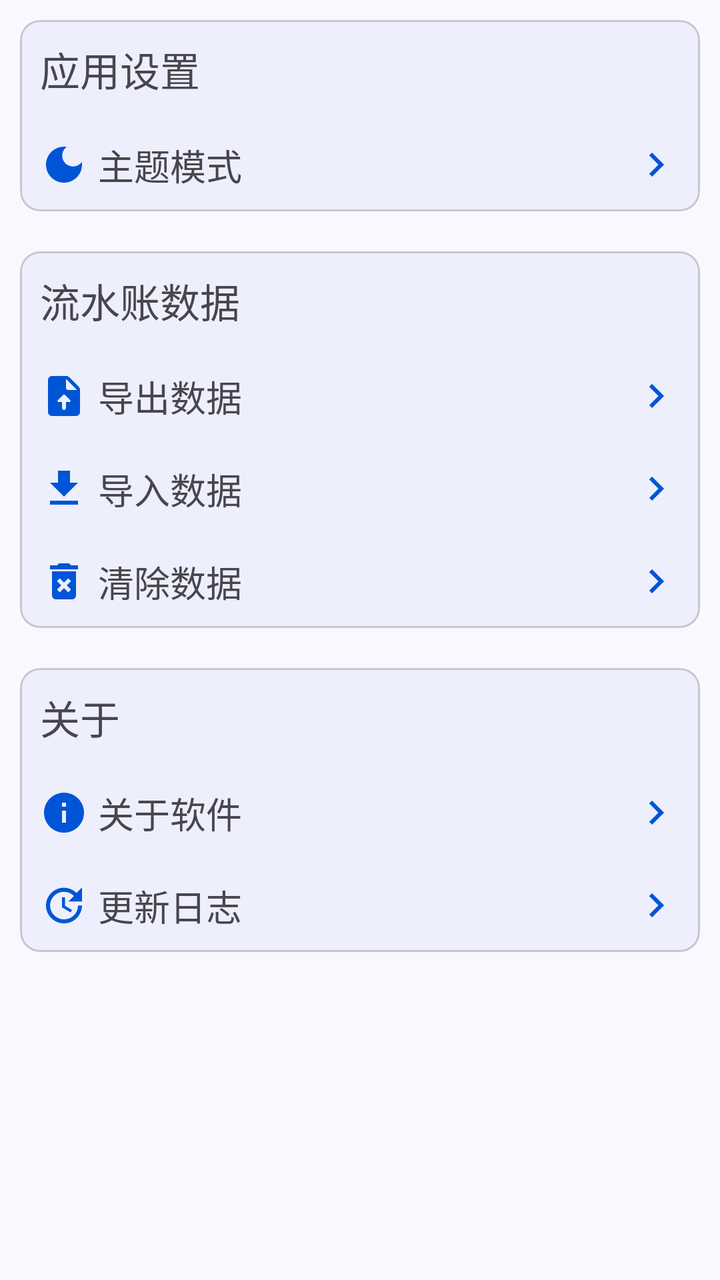
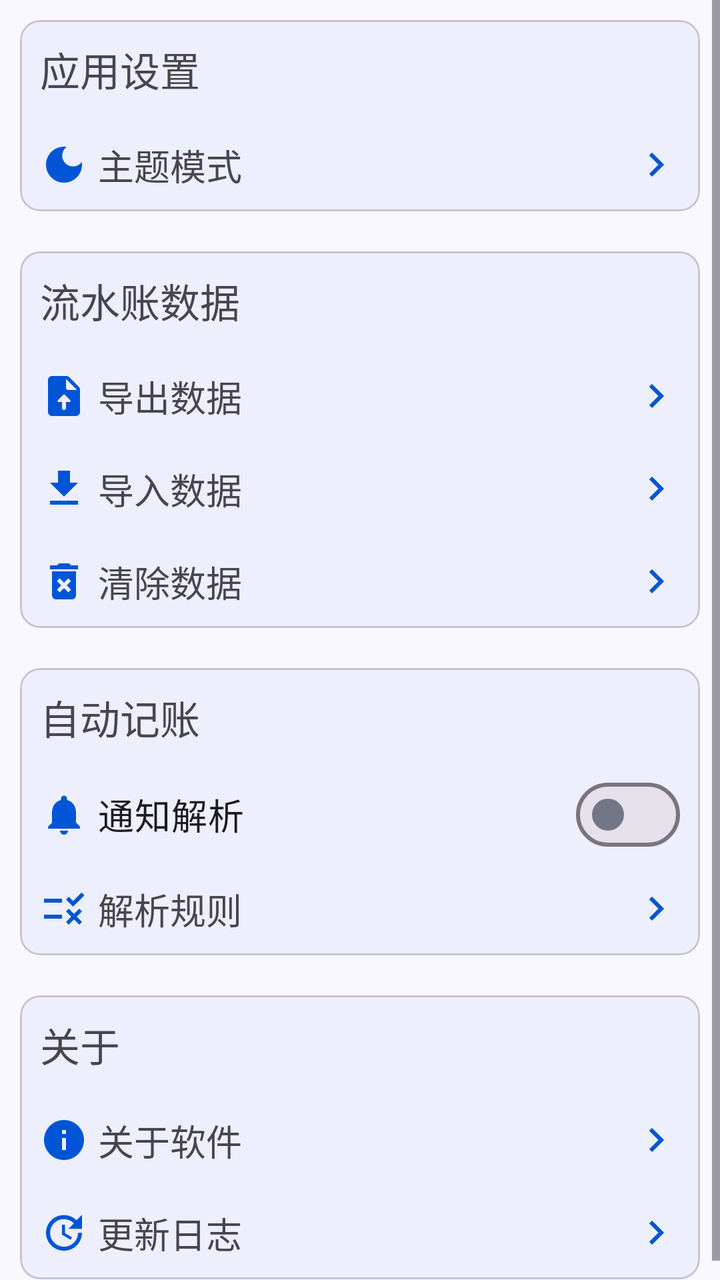

Screens rendered from an Android XML layout before and after an edit, with the pre-edit source and the edit as a unified diff.
<!-- AndroidManifest.xml: application theme Theme.ProjectManager -->
<!-- res/layout/fragment_setting.xml -->
<?xml version="1.0" encoding="utf-8"?>
<ScrollView xmlns:android="http://schemas.android.com/apk/res/android"
    xmlns:tools="http://schemas.android.com/tools"
    android:id="@+id/mine_fragment"
    style="@style/PageStyle"
    android:layout_width="match_parent"
    android:layout_height="match_parent"
    android:orientation="vertical"
    tools:context=".ui.setting.SettingFragment">

    <LinearLayout
        android:layout_width="match_parent"
        android:layout_height="wrap_content"
        android:orientation="vertical">

        <com.google.android.material.card.MaterialCardView
            style="@style/ContentCardStyle"
            android:layout_width="match_parent"
            android:layout_height="wrap_content">

            <LinearLayout
                android:layout_width="match_parent"
                android:layout_height="match_parent"
                android:orientation="vertical">

                <com.google.android.material.textview.MaterialTextView
                    style="@style/LabelTextViewStyle"
                    android:layout_width="wrap_content"
                    android:layout_height="wrap_content"
                    android:text="@string/setting" />

                
                <com.google.android.material.textview.MaterialTextView
                    android:id="@+id/setting_theme_mode"
                    style="@style/SubSettingCardStyle"
                    android:layout_width="match_parent"
                    android:layout_height="wrap_content"
                    android:drawableStart="@drawable/baseline_dark_mode_24"
                    android:text="@string/theme_mode" />

            </LinearLayout>
        </com.google.android.material.card.MaterialCardView>

        <com.google.android.material.card.MaterialCardView
            style="@style/ContentCardStyle"
            android:layout_width="match_parent"
            android:layout_height="wrap_content">

            <LinearLayout
                android:layout_width="match_parent"
                android:layout_height="wrap_content"
                android:orientation="vertical">

                <com.google.android.material.textview.MaterialTextView
                    style="@style/LabelTextViewStyle"
                    android:layout_width="wrap_content"
                    android:layout_height="wrap_content"
                    android:text="@string/running_account_data" />

                <com.google.android.material.textview.MaterialTextView
                    android:id="@+id/setting_export_running_account"
                    style="@style/SubSettingCardStyle"
                    android:layout_width="match_parent"
                    android:layout_height="wrap_content"
                    android:drawableStart="@drawable/round_export_data_24"
                    android:text="@string/export_data" />

                <com.google.android.material.textview.MaterialTextView
                    android:id="@+id/setting_import_running_account"
                    style="@style/SubSettingCardStyle"
                    android:layout_width="match_parent"
                    android:layout_height="wrap_content"
                    android:drawableStart="@drawable/baseline_import_data_24"
                    android:text="@string/import_data" />

                <com.google.android.material.textview.MaterialTextView
                    android:id="@+id/setting_clear_running_account"
                    style="@style/SubSettingCardStyle"
                    android:layout_width="match_parent"
                    android:layout_height="wrap_content"
                    android:drawableStart="@drawable/baseline_delete_forever_24"
                    android:text="@string/clear_data" />
            </LinearLayout>
        </com.google.android.material.card.MaterialCardView>

        <com.google.android.material.card.MaterialCardView
            style="@style/ContentCardStyle"
            android:layout_width="match_parent"
            android:layout_height="wrap_content">

            <LinearLayout
                android:layout_width="match_parent"
                android:layout_height="match_parent"
                android:orientation="vertical">

                <com.google.android.material.textview.MaterialTextView
                    style="@style/LabelTextViewStyle"
                    android:layout_width="wrap_content"
                    android:layout_height="wrap_content"
                    android:text="@string/about" />

                
                <com.google.android.material.textview.MaterialTextView
                    android:id="@+id/setting_about"
                    style="@style/SubSettingCardStyle"
                    android:layout_width="match_parent"
                    android:layout_height="wrap_content"
                    android:drawableStart="@drawable/baseline_info_24"
                    android:text="@string/about_software" />

                <com.google.android.material.textview.MaterialTextView
                    android:id="@+id/setting_update_log"
                    style="@style/SubSettingCardStyle"
                    android:layout_width="match_parent"
                    android:layout_height="wrap_content"
                    android:drawableStart="@drawable/baseline_update_24"
                    android:text="@string/update_log" />
            </LinearLayout>
        </com.google.android.material.card.MaterialCardView>
    </LinearLayout>
</ScrollView>
<!-- resources referenced by this layout -->
<resources>
  <string name="about">关于</string>
  <string name="about_software">关于软件</string>
  <string name="clear_data">清除数据</string>
  <string name="export_data">导出数据</string>
  <string name="import_data">导入数据</string>
  <string name="running_account_data">流水账数据</string>
  <string name="setting">应用设置</string>
  <string name="theme_mode">主题模式</string>
  <string name="update_log">更新日志</string>
  <style name="ContentCardStyle">
          <item name="cardBackgroundColor">@color/card_background</item>
          <item name="cardCornerRadius">10dp</item>
          <item name="android:layout_margin">10dp</item>
      </style>
  <style name="LabelTextViewStyle">
          <item name="android:paddingStart">10dp</item>
          <item name="android:paddingEnd">10dp</item>
          <item name="android:paddingTop">10dp</item>
          <item name="android:paddingBottom">10dp</item>
          <item name="android:textSize">20sp</item>
      </style>
  <style name="PageStyle">
          <item name="android:fitsSystemWindows">true</item>
          <item name="android:background">@color/page_background</item>
      </style>
  <style name="SubSettingCardStyle">
          <item name="android:drawableEnd">@drawable/baseline_keyboard_arrow_right_24</item>
          <item name="android:drawablePadding">5dp</item>
          <item name="android:textSize">18sp</item>
          <item name="android:padding">10dp</item>
          <item name="android:clickable">true</item>
          <item name="android:focusable">true</item>
          <item name="android:background">?attr/selectableItemBackground</item>
      </style>
  <color name="card_background">#edeffc</color>
  <color name="page_background">#f9f8fe</color>
  <color name="theme_blue">#0055d6</color>
  <color name="theme_blue_variant">#dae1fe</color>
  <color name="white">#FFFFFFFF</color>
  <color name="teal_200">#FF03DAC5</color>
  <color name="teal_700">#FF018786</color>
  <color name="black">#FF000000</color>
  <color name="toolbar_background">#ebedfa</color>
  <style name="TitleStyle">
          <item name="android:textSize">23sp</item>
          <item name="android:textColor">@color/black</item>
      </style>
  <!-- unchanged entries left out for length: 9 -->
</resources>

<!-- the commit's change to res/layout/fragment_setting.xml (unified diff, before → after) -->
@@ -32,12 +32,11 @@
                 
                 <com.google.android.material.textview.MaterialTextView
                     android:id="@+id/setting_theme_mode"
-                    style="@style/SubSettingCardStyle"
+                    style="@style/ClickableSettingOptionStyle"
                     android:layout_width="match_parent"
                     android:layout_height="wrap_content"
                     android:drawableStart="@drawable/baseline_dark_mode_24"
                     android:text="@string/theme_mode" />
-
             </LinearLayout>
         </com.google.android.material.card.MaterialCardView>
 
@@ -59,7 +58,7 @@
 
                 <com.google.android.material.textview.MaterialTextView
                     android:id="@+id/setting_export_running_account"
-                    style="@style/SubSettingCardStyle"
+                    style="@style/ClickableSettingOptionStyle"
                     android:layout_width="match_parent"
                     android:layout_height="wrap_content"
                     android:drawableStart="@drawable/round_export_data_24"
@@ -67,7 +66,7 @@
 
                 <com.google.android.material.textview.MaterialTextView
                     android:id="@+id/setting_import_running_account"
-                    style="@style/SubSettingCardStyle"
+                    style="@style/ClickableSettingOptionStyle"
                     android:layout_width="match_parent"
                     android:layout_height="wrap_content"
                     android:drawableStart="@drawable/baseline_import_data_24"
@@ -75,11 +74,52 @@
 
                 <com.google.android.material.textview.MaterialTextView
                     android:id="@+id/setting_clear_running_account"
-                    style="@style/SubSettingCardStyle"
+                    style="@style/ClickableSettingOptionStyle"
                     android:layout_width="match_parent"
                     android:layout_height="wrap_content"
                     android:drawableStart="@drawable/baseline_delete_forever_24"
                     android:text="@string/clear_data" />
+            </LinearLayout>
+        </com.google.android.material.card.MaterialCardView>
+
+        <com.google.android.material.card.MaterialCardView
+            style="@style/ContentCardStyle"
+            android:layout_width="match_parent"
+            android:layout_height="wrap_content">
+
+            <LinearLayout
+                android:layout_width="match_parent"
+                android:layout_height="wrap_content"
+                android:orientation="vertical">
+
+                <com.google.android.material.textview.MaterialTextView
+                    style="@style/LabelTextViewStyle"
+                    android:layout_width="wrap_content"
+                    android:layout_height="wrap_content"
+                    android:text="@string/auto_bookkeeping" />
+
+                <com.google.android.material.materialswitch.MaterialSwitch
+                    android:id="@+id/notification_analysis_switch"
+                    style="@style/SwitchSettingOptionStyle"
+                    android:layout_width="match_parent"
+                    android:layout_height="wrap_content"
+                    android:drawableStart="@drawable/baseline_notifications_24"
+                    android:text="@string/notification_analysis_mode" />
+
+                <LinearLayout
+                    android:id="@+id/notification_analysis_option_layout"
+                    android:layout_width="match_parent"
+                    android:layout_height="wrap_content"
+                    android:orientation="vertical">
+
+                    <com.google.android.material.textview.MaterialTextView
+                        android:id="@+id/notification_analysis_rules"
+                        style="@style/ClickableSettingOptionStyle"
+                        android:layout_width="match_parent"
+                        android:layout_height="wrap_content"
+                        android:drawableStart="@drawable/baseline_rule_24"
+                        android:text="@string/notification_analysis_rules" />
+                </LinearLayout>
             </LinearLayout>
         </com.google.android.material.card.MaterialCardView>
 
@@ -102,7 +142,7 @@
                 
                 <com.google.android.material.textview.MaterialTextView
                     android:id="@+id/setting_about"
-                    style="@style/SubSettingCardStyle"
+                    style="@style/ClickableSettingOptionStyle"
                     android:layout_width="match_parent"
                     android:layout_height="wrap_content"
                     android:drawableStart="@drawable/baseline_info_24"
@@ -110,7 +150,7 @@
 
                 <com.google.android.material.textview.MaterialTextView
                     android:id="@+id/setting_update_log"
-                    style="@style/SubSettingCardStyle"
+                    style="@style/ClickableSettingOptionStyle"
                     android:layout_width="match_parent"
                     android:layout_height="wrap_content"
                     android:drawableStart="@drawable/baseline_update_24"
<!-- resource entries referenced after the edit -->
@@ -1,14 +1,38 @@
 <!-- resources referenced by this layout -->
 <resources>
+  <!-- drawable baseline_notifications_24 (drawable) -->
+  <vector xmlns:android="http://schemas.android.com/apk/res/android" android:height="24dp" android:tint="#000000" android:viewportHeight="24" android:viewportWidth="24" android:width="24dp">
+        
+      <path android:fillColor="@android:color/white" android:pathData="M12,22c1.1,0 2,-0.9 2,-2h-4c0,1.1 0.89,2 2,2zM18,16v-5c0,-3.07 -1.64,-5.64 -4.5,-6.32L13.5,4c0,-0.83 -0.67,-1.5 -1.5,-1.5s-1.5,0.67 -1.5,1.5v0.68C7.63,5.36 6,7.92 6,11v5l-2,2v1h16v-1l-2,-2z"/>
+      
+  </vector>
+  <!-- drawable baseline_rule_24 (drawable) -->
+  <vector xmlns:android="http://schemas.android.com/apk/res/android" android:autoMirrored="true" android:height="24dp" android:tint="#000000" android:viewportHeight="24" android:viewportWidth="24" android:width="24dp">
+        
+      <path android:fillColor="@android:color/white" android:pathData="M16.54,11L13,7.46l1.41,-1.41l2.12,2.12l4.24,-4.24l1.41,1.41L16.54,11zM11,7H2v2h9V7zM21,13.41L19.59,12L17,14.59L14.41,12L13,13.41L15.59,16L13,18.59L14.41,20L17,17.41L19.59,20L21,18.59L18.41,16L21,13.41zM11,15H2v2h9V15z"/>
+      
+  </vector>
   <string name="about">关于</string>
   <string name="about_software">关于软件</string>
+  <string name="auto_bookkeeping">自动记账</string>
   <string name="clear_data">清除数据</string>
   <string name="export_data">导出数据</string>
   <string name="import_data">导入数据</string>
+  <string name="notification_analysis_mode">通知解析</string>
+  <string name="notification_analysis_rules">解析规则</string>
   <string name="running_account_data">流水账数据</string>
   <string name="setting">应用设置</string>
   <string name="theme_mode">主题模式</string>
   <string name="update_log">更新日志</string>
+  <style name="ClickableSettingOptionStyle">
+          <item name="android:drawableEnd">@drawable/baseline_keyboard_arrow_right_24</item>
+          <item name="android:drawablePadding">5dp</item>
+          <item name="android:textSize">18sp</item>
+          <item name="android:padding">10dp</item>
+          <item name="android:clickable">true</item>
+          <item name="android:focusable">true</item>
+          <item name="android:background">?attr/selectableItemBackground</item>
+      </style>
   <style name="ContentCardStyle">
           <item name="cardBackgroundColor">@color/card_background</item>
           <item name="cardCornerRadius">10dp</item>
@@ -25,9 +49,9 @@
           <item name="android:fitsSystemWindows">true</item>
           <item name="android:background">@color/page_background</item>
       </style>
-  <style name="SubSettingCardStyle">
-          <item name="android:drawableEnd">@drawable/baseline_keyboard_arrow_right_24</item>
+  <style name="SwitchSettingOptionStyle" parent="Widget.Material3.CompoundButton.MaterialSwitch">
           <item name="android:drawablePadding">5dp</item>
+          <item name="thumbTint">@color/switch_thumb_color_selector</item>
           <item name="android:textSize">18sp</item>
           <item name="android:padding">10dp</item>
           <item name="android:clickable">true</item>
